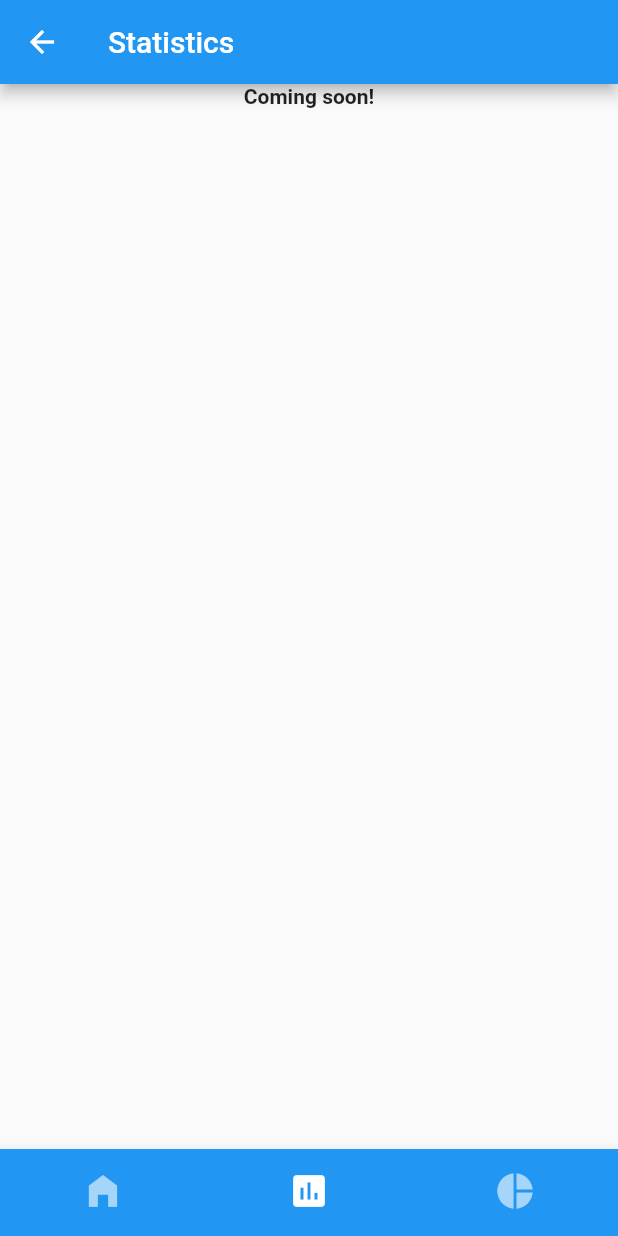
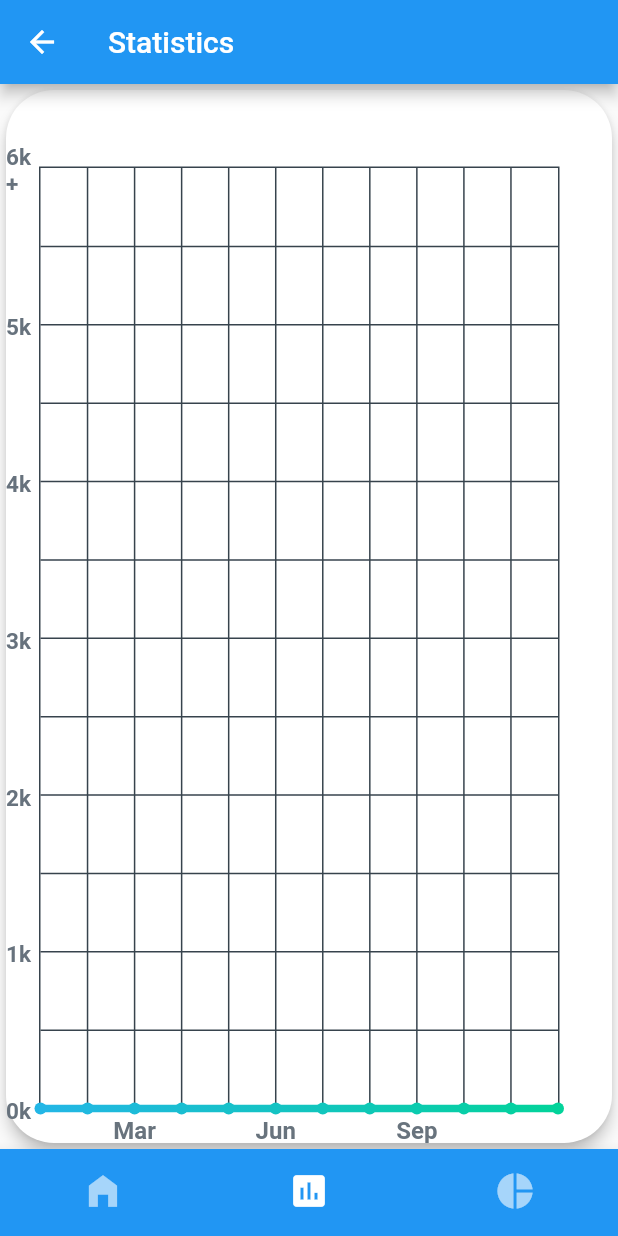
Before and after one commit to taskop123/MyBudget, a Flutter app: the screen it shows once a user with an empty profile is signed in, item 2 of the bottom bar chosen, on a phone screen of 412 x 824 dp. Run offline on Flutter 3.47's test engine with Material 2 defaults, Android fonts, the phone set to English and light mode, and no system bars; drawn by our look-alikes of fl_chart; our stand-ins replace camera, cloud_firestore, currency_text_input_formatter, datetime_picker_formfield, dio, file_picker and 9 more; missing offline and left inert: flutter_polyline_points, geocode; accounts and stored records are empty; network calls fail; statements that could not run were skipped.

Commit message:
Added Statistics screen.

```diff
--- /dev/null
+++ b/MyBudgetApplication/lib/model/line_chart_data.dart
@@ -0,0 +1,59 @@
+import 'package:collection/collection.dart';
+import 'package:fl_chart/fl_chart.dart';
+import 'package:my_budget_application/model/expense.dart';
+
+class CustomLineChartData {
+  List<Expense> expenses;
+  CustomLineChartData({required this.expenses});
+
+   bool checkIfCurrentMonth(var currMonth, List<int?> otherMonths) {
+    for (var i = 0; i < otherMonths.length; i++) {
+      if (otherMonths[i] == currMonth) {
+        return true;
+      }
+    }
+    return false;
+  }
+
+  int getIndexOfMonth(var currMonth, List<int?> otherMonths) {
+     for(var i = 0; i < otherMonths.length; i++){
+       if(otherMonths[i] == currMonth) {
+         return i;
+        }
+     }
+     return 0;
+  }
+
+  List<FlSpot> getDotData() {
+    List<FlSpot> dataSpots = [];
+    final groups = groupBy(expenses, (Expense e) {
+      return e.dateAndTime?.month;
+    });
+
+    List<int> months = [1, 2, 3, 4, 5, 6, 7, 8, 9, 10, 11, 12];
+    for (var i = 0; i < months.length; i++) {
+      var currMonth = months[i];
+      if (checkIfCurrentMonth(currMonth, groups.keys.toList())) {
+        int tempIndex = getIndexOfMonth(currMonth, groups.keys.toList());
+        var name = groups.keys.toList()[tempIndex];
+        double totalSpent = 0.0;
+        for (var j = 0; j < groups[name]!.length; j++) {
+          String temp = groups[name]![j].price as String;
+          var amount = double.parse(temp.replaceAll(RegExp('[^0-9.]+'), ''));
+          totalSpent += amount;
+        }
+        totalSpent /= 1000;
+        if (totalSpent > 6) {
+          totalSpent = 6;
+        }
+        dataSpots.add(FlSpot(currMonth.toDouble(), double.parse(totalSpent.toStringAsFixed(2))));
+        // break;
+      } else {
+        dataSpots
+            .add(FlSpot(currMonth.toDouble(), 0)); // 0 dollars spent that month
+      }
+    }
+
+    return dataSpots;
+  }
+}
--- a/MyBudgetApplication/lib/screen/visualizations/statistics_screen.dart
+++ b/MyBudgetApplication/lib/screen/visualizations/statistics_screen.dart
@@ -1,9 +1,10 @@
 import 'package:flutter/material.dart';
 import 'package:my_budget_application/widget/menu/bottom_bar.dart';
+import 'package:my_budget_application/widget/visualizations/line_chart_widget.dart';
 
 import '../../model/expense.dart';
 
-class StatisticsScreen extends StatefulWidget{
+class StatisticsScreen extends StatefulWidget {
   static const routeName = '/statistics';
   const StatisticsScreen({Key? key}) : super(key: key);
 
@@ -22,15 +23,18 @@ class _StatisticsScreenState extends State<StatisticsScreen> {
       appBar: AppBar(
         title: const Text("Statistics"),
       ),
-      body: Row(
-        crossAxisAlignment: CrossAxisAlignment.center,
-        mainAxisAlignment: MainAxisAlignment.center,
-        children: const [
-          Text("Coming soon!", style: TextStyle(fontWeight: FontWeight.bold),)
-        ],
+      body: Card(
+        elevation: 4,
+        shape: RoundedRectangleBorder(
+          borderRadius: BorderRadius.circular(32),
+        ),
+        color: Colors.white,
+        child: Padding(
+          padding: const EdgeInsets.only(top: 16),
+          child: LineChartWidget(_expenses),
+        ),
       ),
       bottomNavigationBar: BottomBar(1, _expenses),
     );
   }
-
 }
--- a/MyBudgetApplication/lib/service/expenses_service.dart
+++ b/MyBudgetApplication/lib/service/expenses_service.dart
@@ -17,8 +17,6 @@ class ExpenseService {
       }
     }
 
-
-
     return total;
   }
 }
--- a/MyBudgetApplication/lib/widget/form/text_form_field.dart
+++ b/MyBudgetApplication/lib/widget/form/text_form_field.dart
@@ -19,6 +19,7 @@ class FormTextField extends StatelessWidget {
       child: TextFormField(
         controller: _controller,
         style: const TextStyle(color: Colors.white, fontSize: 18),
+        keyboardType: TextInputType.emailAddress,
         decoration: InputDecoration(
             hintText: _textHint,
             hintStyle: const TextStyle(color: Colors.white70),
--- /dev/null
+++ b/MyBudgetApplication/lib/widget/visualizations/line_chart_widget.dart
@@ -0,0 +1,64 @@
+import 'package:fl_chart/fl_chart.dart';
+import 'package:flutter/material.dart';
+import 'package:my_budget_application/model/expense.dart';
+import 'package:my_budget_application/model/line_chart_data.dart';
+import 'package:my_budget_application/widget/visualizations/line_titles.dart';
+
+class LineChartWidget extends StatelessWidget {
+  List<Expense> expenses = [];
+  late final List<FlSpot> _spots;
+  final List<Color> gradientColors = [
+    const Color(0xff23b6e6),
+    const Color(0xff02d39a),
+  ];
+
+  LineChartWidget(this.expenses, {Key? key}) : super(key: key) {
+    _spots = CustomLineChartData(expenses: expenses).getDotData();
+  }
+
+  @override
+  Widget build(BuildContext context) => LineChart(
+        LineChartData(
+          minX: 1,
+          maxX: 12,
+          minY: 0,
+          maxY: 6,
+          titlesData: LineTitles().getTitleData(),
+          gridData: FlGridData(
+            show: true,
+            getDrawingHorizontalLine: (value) {
+              return FlLine(
+                color: const Color(0xff37434d),
+                strokeWidth: 1,
+              );
+            },
+            drawVerticalLine: true,
+            getDrawingVerticalLine: (value) {
+              return FlLine(
+                color: const Color(0xff37434d),
+                strokeWidth: 1,
+              );
+            },
+          ),
+          borderData: FlBorderData(
+            show: true,
+            border: Border.all(color: const Color(0xff37434d), width: 1),
+          ),
+          lineBarsData: [
+            LineChartBarData(
+              spots: _spots,
+              isCurved: false,
+              gradient: LinearGradient(colors: gradientColors),
+              barWidth: 5,
+              belowBarData: BarAreaData(
+                show: true,
+                gradient: LinearGradient(
+                    colors: gradientColors
+                        .map((color) => color.withOpacity(0.3))
+                        .toList()),
+              ),
+            ),
+          ],
+        ),
+      );
+}
--- /dev/null
+++ b/MyBudgetApplication/lib/widget/visualizations/line_titles.dart
@@ -0,0 +1,132 @@
+import 'package:fl_chart/fl_chart.dart';
+import 'package:flutter/material.dart';
+
+class LineTitles {
+  Widget bottomTitleWidgets(double value, TitleMeta meta) {
+    const style = TextStyle(
+      color: Color(0xff68737d),
+      fontWeight: FontWeight.bold,
+      fontSize: 16,
+    );
+    String text = "";
+    switch (value.toInt()) {
+      case 3:
+        text = 'Mar';
+        break;
+
+      case 6:
+        text = 'Jun';
+        break;
+
+      case 9:
+        text = 'Sep';
+        break;
+    }
+
+    return Padding(
+      child: Text(text, style: style),
+      padding: const EdgeInsets.only(top: 4),
+    );
+  }
+
+  Widget leftTitleWidgets(double value, TitleMeta meta) {
+    const style = TextStyle(
+      color: Color(0xff67727d),
+      fontWeight: FontWeight.bold,
+      fontSize: 15,
+    );
+    String text = "";
+
+    var decimalValue = value.toString().split(".")[1];
+    if (decimalValue != "0") {
+      return Padding(
+        child: Text(text, style: style),
+        padding: const EdgeInsets.only(top: 4),
+      );
+    }
+
+    switch (value.toInt()) {
+      case 0:
+        text = '0k';
+        break;
+      case 1:
+        text = '1k';
+        break;
+      case 2:
+        text = '2k';
+        break;
+      case 3:
+        text = '3k';
+        break;
+      case 4:
+        text = '4k';
+        break;
+      case 5:
+        text = '5k';
+        break;
+      case 6:
+        text = '6k+';
+        break;
+    }
+    return Padding(
+      child: Text(text, style: style),
+      padding: const EdgeInsets.only(top: 4),
+    );
+  }
+
+  Widget rightTitleWidgets(double value, TitleMeta meta) {
+    const style = TextStyle(
+      color: Color(0xff67727d),
+      fontWeight: FontWeight.bold,
+      fontSize: 15,
+    );
+    return const Padding(
+      child: Text("", style: style),
+      padding: EdgeInsets.only(top: 4),
+    );
+  }
+
+  Widget topTitleWidgets(double value, TitleMeta meta) {
+    const style = TextStyle(
+      color: Color(0xff67727d),
+      fontWeight: FontWeight.bold,
+      fontSize: 15,
+    );
+    return const Padding(
+      child: Text("", style: style),
+      padding: EdgeInsets.only(top: 4),
+    );
+  }
+
+  getTitleData() => FlTitlesData(
+        show: true,
+        bottomTitles: AxisTitles(
+          sideTitles: SideTitles(
+            showTitles: true,
+            reservedSize: 22,
+            getTitlesWidget: bottomTitleWidgets,
+          ),
+        ),
+        leftTitles: AxisTitles(
+          sideTitles: SideTitles(
+            showTitles: true,
+            reservedSize: 22,
+            getTitlesWidget: leftTitleWidgets,
+          ),
+        ),
+        rightTitles: AxisTitles(
+          sideTitles: SideTitles(
+            showTitles: true,
+            reservedSize: 35,
+            getTitlesWidget: rightTitleWidgets,
+          ),
+        ),
+        topTitles: AxisTitles(
+          sideTitles: SideTitles(
+            showTitles: true,
+            reservedSize: 35,
+            getTitlesWidget: topTitleWidgets,
+          ),
+        ),
+      );
+}
```
Also changed, not shown: MyBudgetApplication/lib/model/pie_data.dart (+5 -2 lines).
